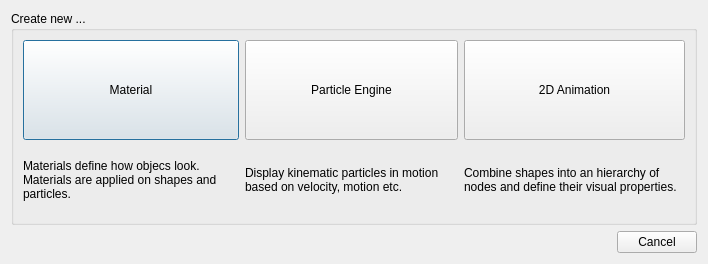
Above: editor/gui/dlgnew.ui from ensisoft/detonator before the change. Below: the same form after it.
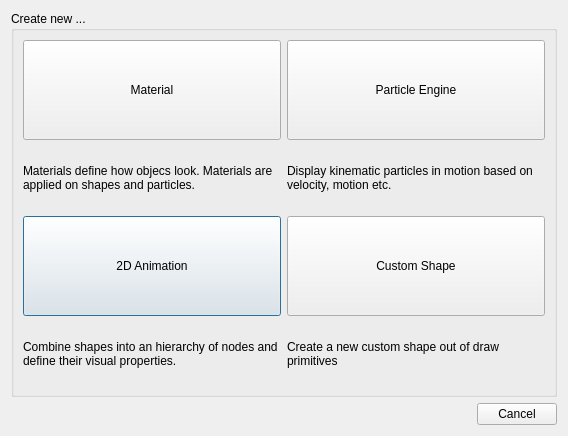
That is the form after the change. Icons and pictures are not drawn.

Commit message: Add support for creating/storing/loading user defined shapes

```diff
--- a/editor/gui/dlgnew.ui
+++ b/editor/gui/dlgnew.ui
@@ -6,8 +6,8 @@
    <rect>
     <x>0</x>
     <y>0</y>
-    <width>708</width>
-    <height>264</height>
+    <width>568</width>
+    <height>436</height>
    </rect>
   </property>
   <property name="windowTitle">
@@ -30,6 +30,93 @@
       <bool>false</bool>
      </property>
      <layout class="QGridLayout" name="gridLayout">
+      <item row="3" column="0">
+       <widget class="QPushButton" name="btnAnimation">
+        <property name="minimumSize">
+         <size>
+          <width>150</width>
+          <height>100</height>
+         </size>
+        </property>
+        <property name="text">
+         <string>2D Animation</string>
+        </property>
+        <property name="icon">
+         <iconset resource="../resource/resource.qrc">
+          <normaloff>:/16x16_ico_png/animation.png</normaloff>:/16x16_ico_png/animation.png</iconset>
+        </property>
+       </widget>
+      </item>
+      <item row="0" column="2">
+       <widget class="QPushButton" name="btnParticle">
+        <property name="minimumSize">
+         <size>
+          <width>150</width>
+          <height>100</height>
+         </size>
+        </property>
+        <property name="text">
+         <string>Particle Engine</string>
+        </property>
+        <property name="icon">
+         <iconset resource="../resource/resource.qrc">
+          <normaloff>:/16x16_ico_png/particle.png</normaloff>:/16x16_ico_png/particle.png</iconset>
+        </property>
+       </widget>
+      </item>
+      <item row="1" column="0">
+       <widget class="QLabel" name="label">
+        <property name="sizePolicy">
+         <sizepolicy hsizetype="Preferred" vsizetype="Preferred">
+          <horstretch>0</horstretch>
+          <verstretch>0</verstretch>
+         </sizepolicy>
+        </property>
+        <property name="text">
+         <string>Materials define how objecs look. Materials are applied on shapes and particles.</string>
+        </property>
+        <property name="wordWrap">
+         <bool>true</bool>
+        </property>
+       </widget>
+      </item>
+      <item row="3" column="2">
+       <widget class="QPushButton" name="btnCustomShape">
+        <property name="minimumSize">
+         <size>
+          <width>150</width>
+          <height>100</height>
+         </size>
+        </property>
+        <property name="text">
+         <string>Custom Shape</string>
+        </property>
+        <property name="icon">
+         <iconset resource="../resource/resource.qrc">
+          <normaloff>:/16x16_ico_png/polygon.png</normaloff>:/16x16_ico_png/polygon.png</iconset>
+        </property>
+       </widget>
+      </item>
+      <item row="1" column="2">
+       <widget class="QLabel" name="label_2">
+        <property name="text">
+         <string>Display kinematic particles in motion based on velocity, motion etc.</string>
+        </property>
+        <property name="wordWrap">
+         <bool>true</bool>
+        </property>
+       </widget>
+      </item>
+      <item row="4" column="2">
+       <widget class="QLabel" name="label_4">
+        <property name="text">
+         <string>Create a new custom shape out of draw primitives</string>
+        </property>
+        <property name="wordWrap">
+         <bool>true</bool>
+        </property>
+       </widget>
+      </item>
       <item row="0" column="0">
        <widget class="QPushButton" name="btnMaterial">
         <property name="sizePolicy">
@@ -65,67 +152,7 @@
         </property>
        </widget>
       </item>
-      <item row="0" column="1">
-       <widget class="QPushButton" name="btnParticle">
-        <property name="minimumSize">
-         <size>
-          <width>150</width>
-          <height>100</height>
-         </size>
-        </property>
-        <property name="text">
-         <string>Particle Engine</string>
-        </property>
-        <property name="icon">
-         <iconset resource="../resource/resource.qrc">
-          <normaloff>:/16x16_ico_png/particle.png</normaloff>:/16x16_ico_png/particle.png</iconset>
-        </property>
-       </widget>
-      </item>
-      <item row="0" column="2">
-       <widget class="QPushButton" name="btnAnimation">
-        <property name="minimumSize">
-         <size>
-          <width>150</width>
-          <height>100</height>
-         </size>
-        </property>
-        <property name="text">
-         <string>2D Animation</string>
-        </property>
-        <property name="icon">
-         <iconset resource="../resource/resource.qrc">
-          <normaloff>:/16x16_ico_png/animation.png</normaloff>:/16x16_ico_png/animation.png</iconset>
-        </property>
-       </widget>
-      </item>
-      <item row="1" column="0">
-       <widget class="QLabel" name="label">
-        <property name="sizePolicy">
-         <sizepolicy hsizetype="Preferred" vsizetype="Preferred">
-          <horstretch>0</horstretch>
-          <verstretch>0</verstretch>
-         </sizepolicy>
-        </property>
-        <property name="text">
-         <string>Materials define how objecs look. Materials are applied on shapes and particles.</string>
-        </property>
-        <property name="wordWrap">
-         <bool>true</bool>
-        </property>
-       </widget>
-      </item>
-      <item row="1" column="1">
-       <widget class="QLabel" name="label_2">
-        <property name="text">
-         <string>Display kinematic particles in motion based on velocity, motion etc.</string>
-        </property>
-        <property name="wordWrap">
-         <bool>true</bool>
-        </property>
-       </widget>
-      </item>
-      <item row="1" column="2">
+      <item row="4" column="0">
        <widget class="QLabel" name="label_3">
         <property name="text">
          <string>Combine shapes into an hierarchy of nodes and define their visual properties.</string>
```
Left out of the diff: 3 changed lines with no effect on the pictures. The commit also changes 26 other files.
